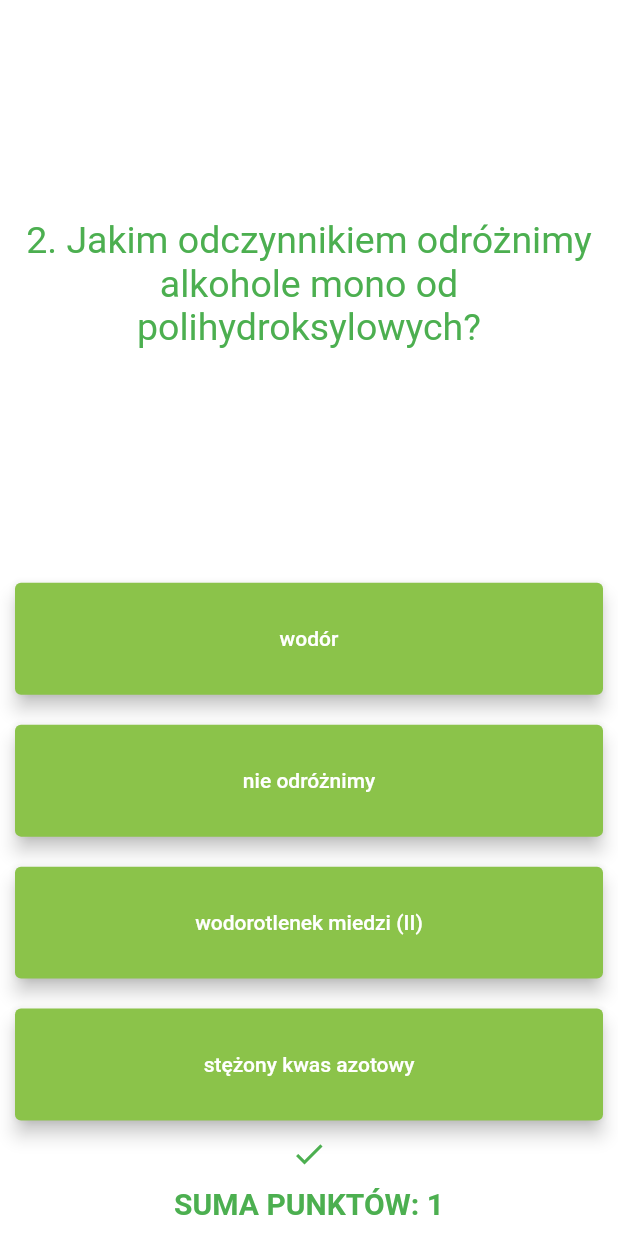
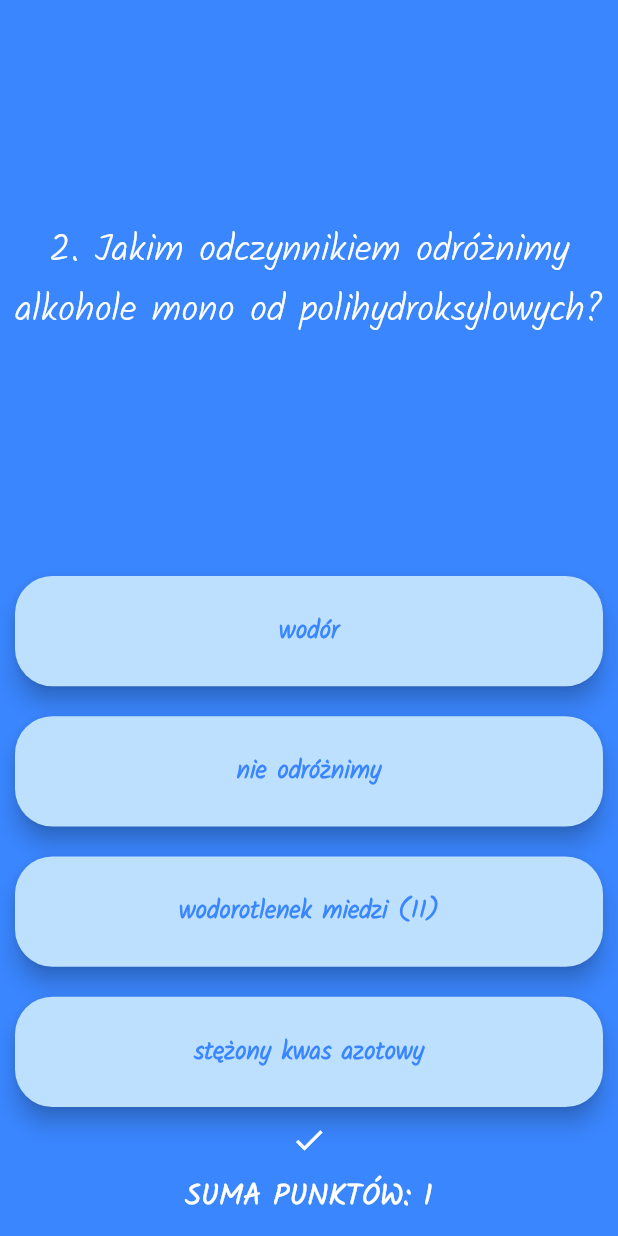
Before and after one commit to Sandra-chemist/SAEP-ReakcjeOrganiczne, a Flutter app: the QuizScreen screen opened by its route, after a tap on "światło", on a phone screen of 412 x 824 dp. Run offline on Flutter 3.47's test engine with Material 2 defaults, Android fonts, the phone set to English and light mode, and no system bars; our stand-ins replace firebase_auth, firebase_core, rflutter_alert; accounts and stored records are empty.

Commit message:
font was added to quiz screen

```diff
--- a/lib/screens/quiz_screen.dart
+++ b/lib/screens/quiz_screen.dart
@@ -1,6 +1,7 @@
 import 'package:flutter/material.dart';
 import 'package:saep_reakcje_organiczne/components/quiz_brain.dart';
 import 'package:rflutter_alert/rflutter_alert.dart';
+import 'package:saep_reakcje_organiczne/constants.dart';
 
 QuizBrain quizBrain = QuizBrain();
 
@@ -48,7 +49,7 @@ class _QuizScreenState extends State<QuizScreen> {
           if (userPickedAnswer == correctAnswer) {
             scoreKeeper.add(const Icon(
               Icons.check,
-              color: Colors.green,
+              color: Colors.white,
             ));
             Score.score++;
           } else {
@@ -66,7 +67,7 @@ class _QuizScreenState extends State<QuizScreen> {
   @override
   Widget build(BuildContext context) {
     return Scaffold(
-      backgroundColor: Colors.white,
+      backgroundColor: kBackgroundColor,
       body: Column(
         // mainAxisAlignment: MainAxisAlignment.spaceBetween,
         crossAxisAlignment: CrossAxisAlignment.stretch,
@@ -79,7 +80,8 @@ class _QuizScreenState extends State<QuizScreen> {
                 child: Text(
                   quizBrain.getQuestionText(),
                   textAlign: TextAlign.center,
-                  style: TextStyle(fontSize: 25.0, color: Colors.green),
+                  style: TextStyle(
+                      fontSize: 25.0, color: Colors.white, fontFamily: 'Kalam'),
                 ),
               ),
             ),
@@ -99,7 +101,8 @@ class _QuizScreenState extends State<QuizScreen> {
                 'SUMA PUNKTÓW: ' + Score.score.toString(),
                 textAlign: TextAlign.center,
                 style: const TextStyle(
-                    color: Colors.green,
+                    fontFamily: 'Kalam',
+                    color: Colors.white,
                     fontSize: 20.0,
                     fontWeight: FontWeight.bold),
               ),
@@ -115,17 +118,24 @@ class _QuizScreenState extends State<QuizScreen> {
       child: Padding(
         padding: EdgeInsets.all(10.0),
         child: SizedBox(
-          child: TextButton(
-            style: TextButton.styleFrom(
-              backgroundColor: Colors.lightGreen,
-              elevation: 5.0,
-            ),
-            onPressed: () {
-              checkAnswer(letter);
-            },
-            child: Text(
-              answer,
-              style: TextStyle(color: Colors.white),
+          child: Material(
+            color: const Color(0xFFbde0fe),
+            borderRadius: BorderRadius.circular(25.0),
+            elevation: 6.0,
+            child: MaterialButton(
+              onPressed: () {
+                checkAnswer(letter);
+              },
+              child: Text(
+                answer,
+                style: const TextStyle(
+                  fontFamily: 'Kalam',
+                  fontWeight: FontWeight.bold,
+                  fontSize: 17.0,
+                  color: Color(0XFF3a86ff),
+                ),
+                textAlign: TextAlign.center,
+              ),
             ),
           ),
         ),
--- a/pubspec.yaml
+++ b/pubspec.yaml
@@ -62,3 +62,6 @@ flutter:
     - family: Handlee
       fonts:
        - asset: fonts/Handlee-Regular.ttf
+    - family: Kalam
+      fonts:
+      - asset: fonts/Kalam-Light.ttf
```
Also changed, not shown: fonts/Kalam-Light.ttf (added).
